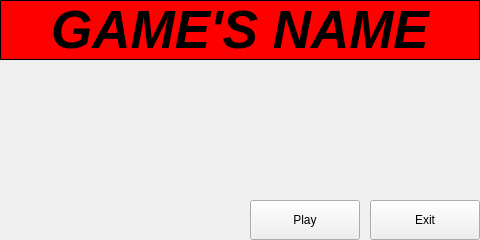
Above: downloadlauncher.ui from Luigi-pl/gameClientLauncher before the change. Below: the same form after it.
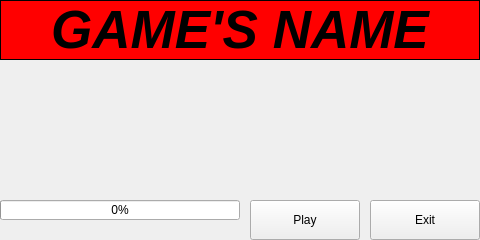
That is the form after the change.

Commit message: 1. Drobne poprawki w downloadLauncher 2. Dodanie komentarzy w kodzie 3. Edycja wygladu downloadlauncher.ui

```diff
--- a/downloadlauncher.ui
+++ b/downloadlauncher.ui
@@ -146,6 +146,22 @@
     <string>Exit</string>
    </property>
   </widget>
+  <widget class="QProgressBar" name="progressBar">
+   <property name="geometry">
+    <rect>
+     <x>0</x>
+     <y>200</y>
+     <width>240</width>
+     <height>20</height>
+    </rect>
+   </property>
+   <property name="value">
+    <number>0</number>
+   </property>
+   <property name="textVisible">
+    <bool>true</bool>
+   </property>
+  </widget>
  </widget>
  <resources/>
  <connections/>
```
The commit also changes 5 other files.
